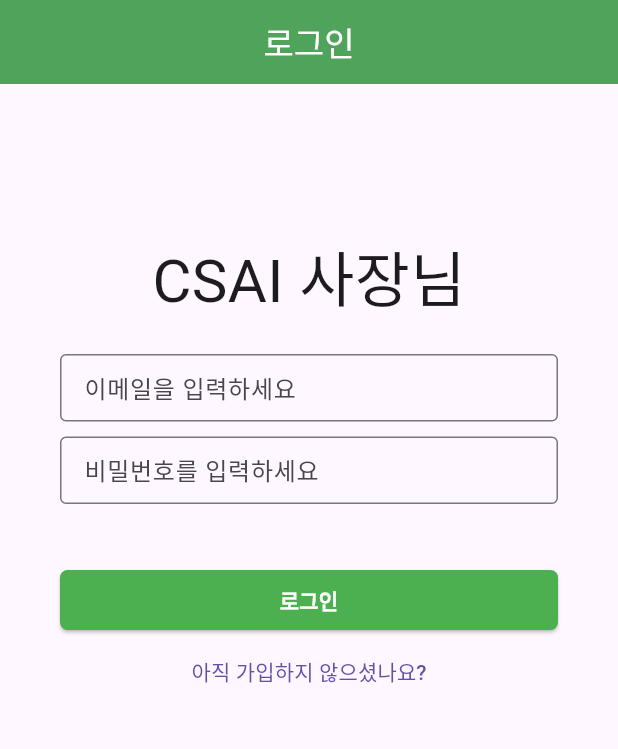
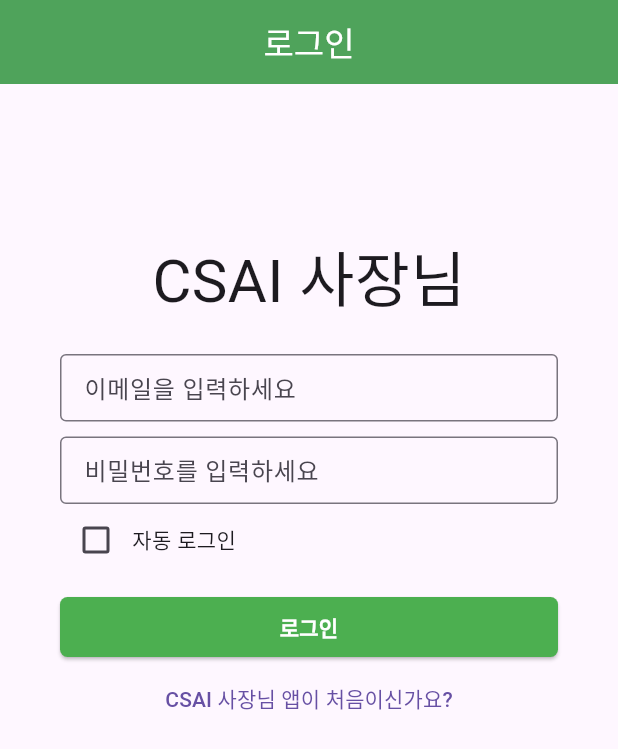
Before and after one commit to C-S-A-I-CommentScribeAI/Side-Project-DeliveryApp, a Flutter app: the screen it shows after launch, on a phone screen of 412 x 824 dp. Shown: the top 749 px of the screen. Run offline on Flutter 3.47's test engine with Material 3 defaults, Android fonts, the phone set to English and light mode, and no system bars; our stand-ins replace firebase_auth, firebase_core, flutter_secure_storage; accounts and stored records are empty.

```diff
--- a/frontend/lib/sign/login_screen.dart
+++ b/frontend/lib/sign/login_screen.dart
@@ -1,5 +1,6 @@
 import 'package:flutter/material.dart';
 import 'package:firebase_auth/firebase_auth.dart';
+import 'package:flutter_secure_storage/flutter_secure_storage.dart';
 import 'package:frontend/home_screen.dart';
 import 'package:frontend/sign/resister_screen.dart';
 
@@ -14,8 +15,32 @@ class _LoginPageState extends State<LoginPage> {
   final FirebaseAuth _auth = FirebaseAuth.instance;
   final TextEditingController _emailController = TextEditingController();
   final TextEditingController _passwordController = TextEditingController();
+  final FlutterSecureStorage _storage = const FlutterSecureStorage();
 
   String _errorMessage = '';
+  bool _autoLogin = false; // 자동 로그인 false로 설정
+
+  @override
+  void initState() {
+    super.initState();
+    _checkAutoLogin();
+  }
+
+  // 앱이 실행될 때 자동으로 호출되며, 안전한 저장소에서 이전에 저장된 이메일과 비밀번호를 읽어온다.
+  Future<void> _checkAutoLogin() async {
+    String? email = await _storage.read(key: 'email');
+    String? password = await _storage.read(key: 'password');
+
+    if (email != null && password != null) {
+      setState(() {
+        // 이메일과 비밀번호가 있다면 자동 로그인 true로 설정한다.
+        _autoLogin = true;
+        // 현재 입력된 이메일과 비밀번호를 안전한 저장소에 다시 저장한다.
+        _emailController.text = email;
+        _passwordController.text = password;
+      });
+    }
+  }
 
   Future<void> _login() async {
     try {
@@ -24,6 +49,11 @@ class _LoginPageState extends State<LoginPage> {
         email: _emailController.text,
         password: _passwordController.text,
       );
+
+      if (_autoLogin) {
+        await _storage.write(key: 'email', value: _emailController.text);
+        await _storage.write(key: 'password', value: _passwordController.text);
+      }
 
       // 위젯이 마운트되지 않으면 async뒤에 context를 썼을 때 그 안에 아무런 값도 들어있지 않을 수 있어서 붙여준다.
       if (!mounted) return;
@@ -106,7 +136,19 @@ class _LoginPageState extends State<LoginPage> {
                             _errorMessage,
                             style: const TextStyle(color: Colors.red),
                           ),
-                        const SizedBox(height: 40),
+                        Row(
+                          children: [
+                            Checkbox(
+                                value: _autoLogin,
+                                onChanged: (value) {
+                                  setState(() {
+                                    _autoLogin = value!;
+                                  });
+                                }),
+                            const Text('자동 로그인'),
+                          ],
+                        ),
+                        const SizedBox(height: 10),
                         SizedBox(
                           width: 350,
                           child: ButtonTheme(
@@ -138,7 +180,7 @@ class _LoginPageState extends State<LoginPage> {
                               ),
                             );
                           },
-                          child: const Text('아직 가입하지 않으셨나요?'),
+                          child: const Text('CSAI 사장님 앱이 처음이신가요?'),
                         ),
                       ],
                     ),
--- a/frontend/pubspec.yaml
+++ b/frontend/pubspec.yaml
@@ -36,6 +36,7 @@ dependencies:
   cupertino_icons: ^1.0.2
   firebase_core: ^2.25.3
   firebase_auth: ^4.17.3
+  flutter_secure_storage: ^4.2.0
 
 dev_dependencies:
   flutter_test:
```
Also changed, not shown: 2 other files.
